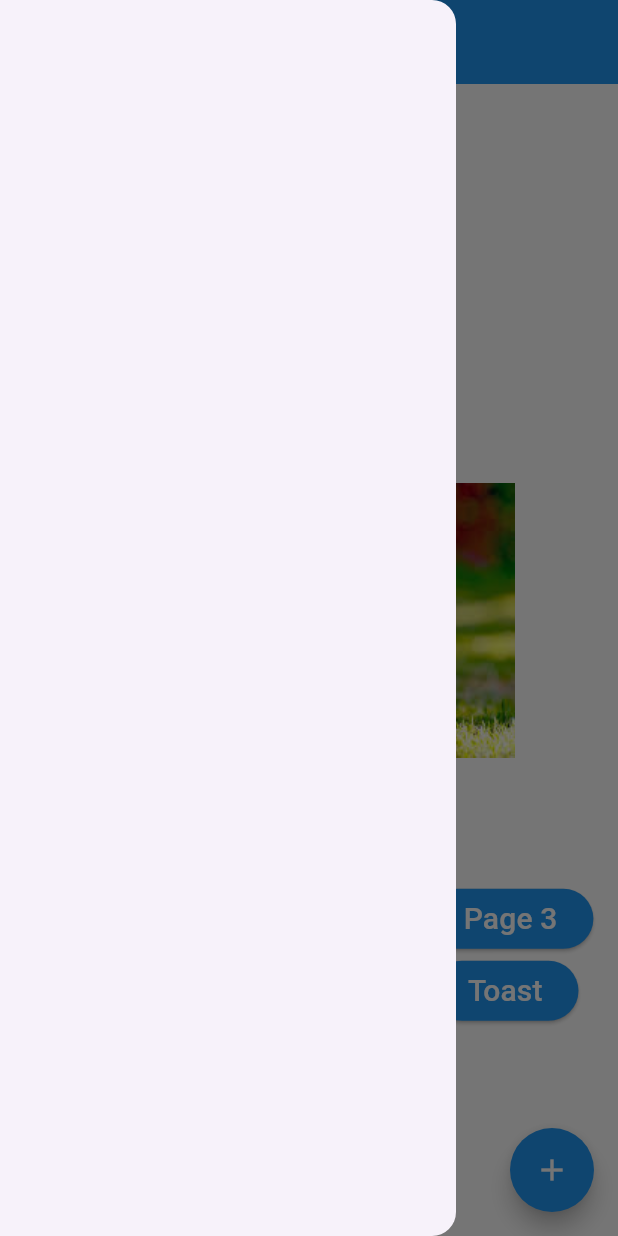
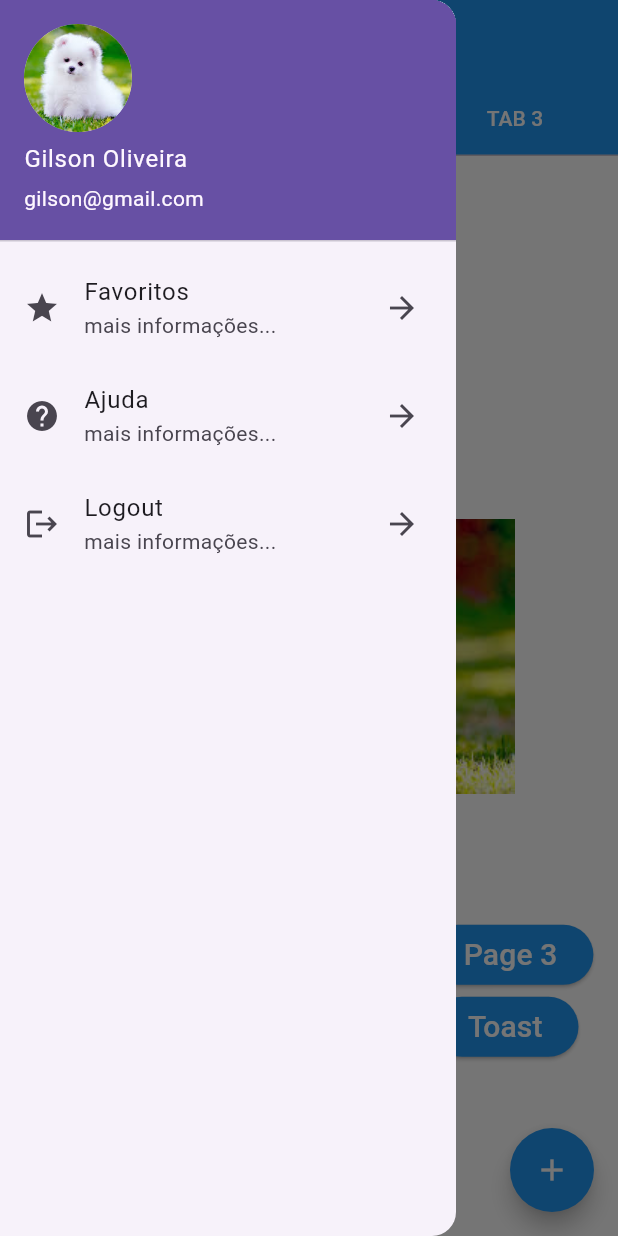
Before and after one commit to gmoj-github/flutter_study, a Flutter app: the screen it shows after launch, with the side drawer open, on a phone screen of 412 x 824 dp. Run offline on Flutter 3.47's test engine with Material 3 defaults, Android fonts, the phone set to English and light mode, and no system bars; our stand-ins replace fluttertoast.

Commit message:
Updating code, adding drawer_list.dart.

```diff
--- a/my_flutter_project/lib/main.dart
+++ b/my_flutter_project/lib/main.dart
@@ -13,7 +13,21 @@ class MyApp extends StatelessWidget {
   Widget build(BuildContext context) {
     return MaterialApp(
       debugShowCheckedModeBanner: false,
-      theme: ThemeData(primaryColor: Colors.blue),
+      theme: ThemeData(
+        tabBarTheme: TabBarTheme(
+          labelColor: Colors.white,
+          unselectedLabelColor: Colors.white,
+          indicator: BoxDecoration(
+            border: Border(
+              bottom: BorderSide(
+                color: Colors.white,
+                width: 3.0,
+              ),
+            ),
+          ),
+        ),
+
+      ),
       home: const HomePage(),
     );
   }
--- a/my_flutter_project/lib/pages/home_page.dart
+++ b/my_flutter_project/lib/pages/home_page.dart
@@ -1,30 +1,53 @@
 import 'package:flutter/cupertino.dart';
 import 'package:flutter/material.dart';
+import 'package:fluttertoast/fluttertoast.dart';
 import 'package:my_flutter_project/pages/hello_listview.dart';
 import 'package:my_flutter_project/pages/hello_page2.dart';
 import 'package:my_flutter_project/pages/hello_page3.dart';
 import 'package:my_flutter_project/utils/navigation.dart';
 import 'package:my_flutter_project/widgets/blue_button.dart';
-import 'package:fluttertoast/fluttertoast.dart';
+import 'package:my_flutter_project/widgets/drawer_list.dart';
 
 class HomePage extends StatelessWidget {
   const HomePage({super.key});
 
   @override
   Widget build(BuildContext context) {
-    return Scaffold(
+    return DefaultTabController(
+      length: 3,
+      child: Scaffold(
         appBar: AppBar(
           title: const Text(
             "Hello Flutter!",
           ),
+          bottom: TabBar(tabs: [
+            Tab(
+              text: "TAB 1",
+            ),
+            Tab(
+              text: "TAB 2",
+            ),
+            Tab(
+              text: "TAB 3",
+            ),
+          ]),
           centerTitle: true,
           backgroundColor: Colors.blue,
           foregroundColor: Colors.white,
         ),
-      body: _body(context),
+        body: TabBarView(
+          children: [
+            _body(context),
+            Container(
+              color: Colors.green,
+            ),
+            Container(
+              color: Colors.yellow,
+            ),
+          ],
+        ),
         floatingActionButton: _buildFloatingActionButton(),
-      drawer: Drawer(
-
+        drawer: DrawerList(),
       ),
     );
   }
--- /dev/null
+++ b/my_flutter_project/lib/widgets/drawer_list.dart
@@ -0,0 +1,53 @@
+import 'package:flutter/cupertino.dart';
+import 'package:flutter/material.dart';
+
+class DrawerList extends StatelessWidget {
+  @override
+  Widget build(BuildContext context) {
+    return SafeArea(
+      child: Drawer(
+        child: ListView(
+          children: [
+            UserAccountsDrawerHeader(
+              accountName: Text("Gilson Oliveira"),
+              accountEmail: Text("gilson@gmail.com"),
+              currentAccountPicture: CircleAvatar(
+                backgroundImage: AssetImage("assets/images/dog1.jpeg"),
+              ),
+            ),
+            ListTile(
+              leading: Icon(Icons.star),
+              title: Text("Favoritos"),
+              subtitle: Text("mais informações..."),
+              trailing: Icon(Icons.arrow_forward),
+              onTap: () {
+                print("Item 1");
+                Navigator.pop(context);
+              },
+            ),
+            ListTile(
+              leading: Icon(Icons.help),
+              title: Text("Ajuda"),
+              subtitle: Text("mais informações..."),
+              trailing: Icon(Icons.arrow_forward),
+              onTap: () {
+                print("Item 2");
+                Navigator.pop(context);
+              },
+            ),
+            ListTile(
+              leading: Icon(Icons.logout),
+              title: Text("Logout"),
+              subtitle: Text("mais informações..."),
+              trailing: Icon(Icons.arrow_forward),
+              onTap: () {
+                print("Item 3");
+                Navigator.pop(context);
+              },
+            ),
+          ],
+        ),
+      ),
+    );
+  }
+}
```
Lines whose indentation alone changed are shown as unchanged.
